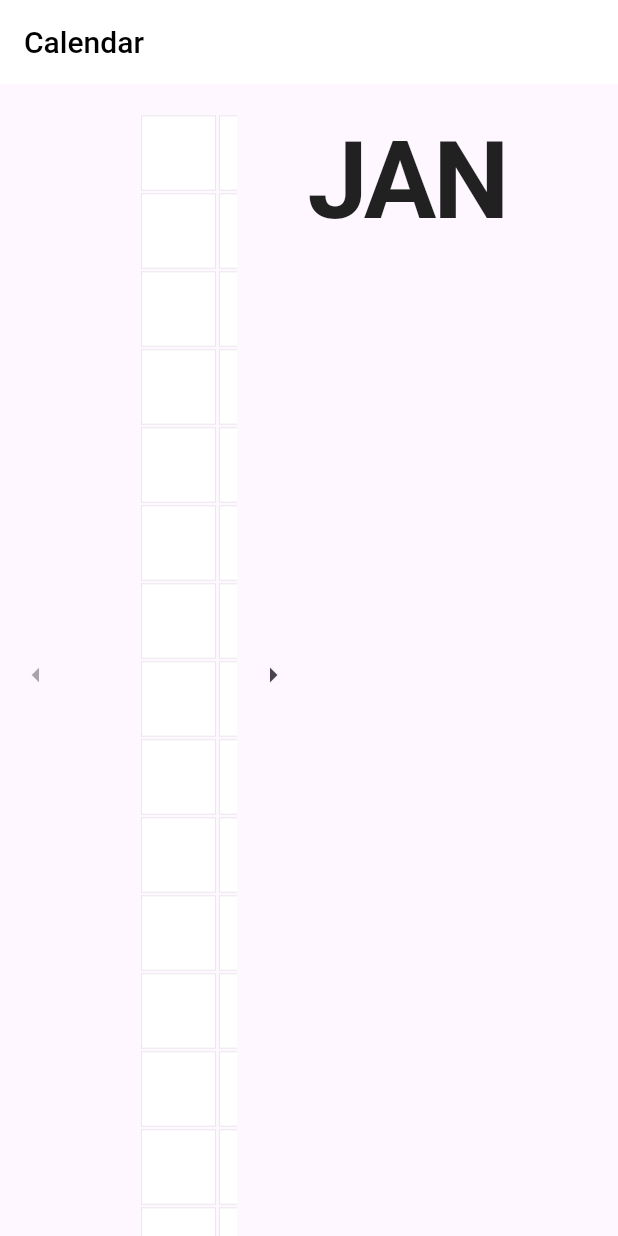
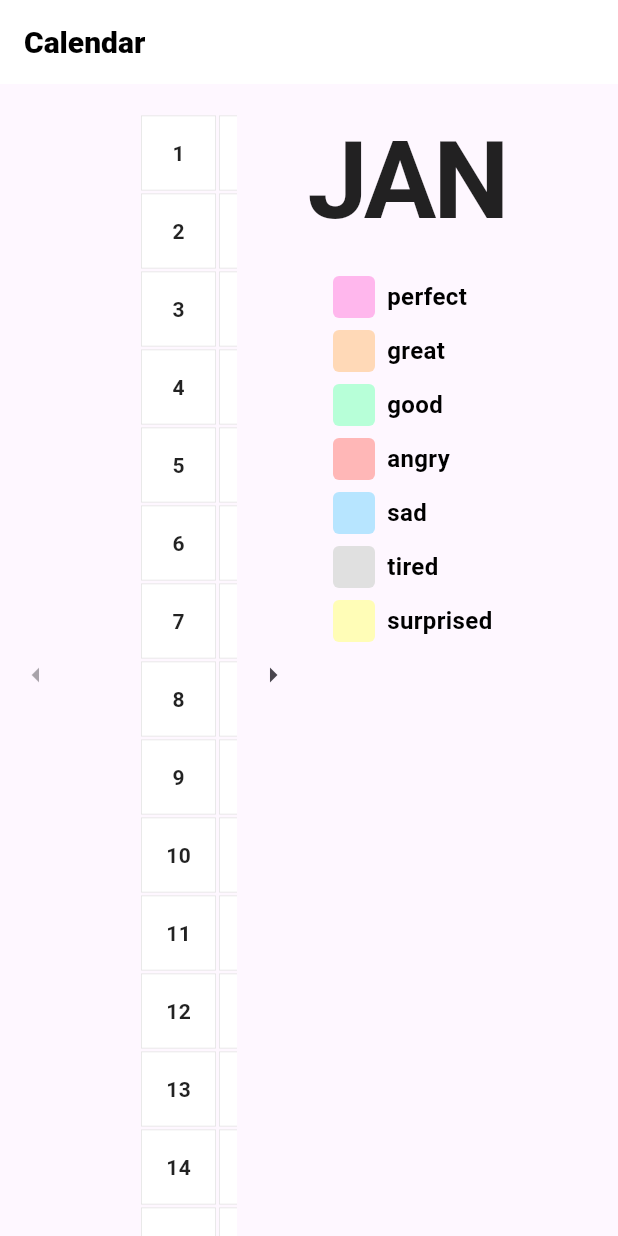
Before and after one commit to Batjimin/moodrecord, a Flutter app: the screen it shows after launch, on a phone screen of 412 x 824 dp. Run offline on Flutter 3.47's test engine with Material 3 defaults, Android fonts, the phone set to English and light mode, and no system bars; our stand-ins replace google_fonts.

Commit message:
감정 팔레트 완성

```diff
--- a/lib/pages/home_page.dart
+++ b/lib/pages/home_page.dart
@@ -16,6 +16,8 @@ class _MyHomePageState extends State<MyHomePage> {
   final double columnWidth = 50.0;
   final double sideMargin = 45.0;
   final DateTime _currentYear = DateTime.now();
+  Color? selectedMoodColor;
+  int selectedMonthIndex = 0;
 
   final List<String> months = [
     'JAN',
@@ -31,6 +33,16 @@ class _MyHomePageState extends State<MyHomePage> {
     'NOV',
     'DEC'
   ];
+
+  final Map<String, Color> moodColors = {
+    'perfect': const Color(0xFFFFB7ED), // 파스텔 핑크
+    'great': const Color(0xFFFFD9B7), // 파스텔 오렌지
+    'good': const Color(0xFFB7FFD8), // 파스텔 그린
+    'angry': const Color(0xFFFFB7B7), // 파스텔 레드
+    'sad': const Color(0xFFB7E5FF), // 파스텔 블루
+    'tired': const Color(0xFFE0E0E0), // 파스텔 그레이
+    'surprised': const Color(0xFFFFFDB7), // 파스텔 옐로우
+  };
 
   int _getDaysInMonth(int month) {
     return DateTime(_currentYear.year, month + 1, 0).day;
@@ -69,6 +81,53 @@ class _MyHomePageState extends State<MyHomePage> {
     });
   }
 
+  Widget _buildColorPalette() {
+    return Container(
+      margin: const EdgeInsets.only(left: 16),
+      child: Column(
+        crossAxisAlignment: CrossAxisAlignment.start,
+        children: moodColors.entries.map((entry) {
+          return Padding(
+            padding: const EdgeInsets.symmetric(vertical: 4),
+            child: GestureDetector(
+              onTap: () {
+                setState(() {
+                  selectedMoodColor = entry.value;
+                });
+              },
+              child: Row(
+                children: [
+                  Container(
+                    width: 28,
+                    height: 28,
+                    decoration: BoxDecoration(
+                      color: entry.value,
+                      borderRadius: BorderRadius.circular(4),
+                    ),
+                  ),
+                  const SizedBox(width: 8),
+                  Text(
+                    entry.key,
+                    style: const TextStyle(
+                      fontSize: 20,
+                      color: Colors.black,
+                      fontWeight: FontWeight.w800,
+                    ),
+                  ),
+                ],
+              ),
+            ),
+          );
+        }).toList(),
+      ),
+    );
+  }
+
+  bool _isToday(int row, int col) {
+    final now = DateTime.now();
+    return row + 1 == now.day && col == now.month - 1;
+  }
+
   @override
   Widget build(BuildContext context) {
     return Scaffold(
@@ -80,7 +139,7 @@ class _MyHomePageState extends State<MyHomePage> {
           style: TextStyle(
             color: Colors.black,
             fontSize: 20,
-            fontWeight: FontWeight.w500,
+            fontWeight: FontWeight.w800,
           ),
         ),
       ),
@@ -136,7 +195,31 @@ class _MyHomePageState extends State<MyHomePage> {
                                                           .withOpacity(0.3),
                                                       width: 0.5,
                                                     ),
-                                                    color: Colors.white,
+                                                    color: _isToday(row, col) &&
+                                                            selectedMoodColor !=
+                                                                null
+                                                        ? selectedMoodColor
+                                                        : Colors.white,
+                                                  )
+                                                : null,
+                                            child: isValidDay &&
+                                                    months[currentStartColumn] ==
+                                                        months[col]
+                                                ? Center(
+                                                    child: Text(
+                                                      '${row + 1}',
+                                                      style: TextStyle(
+                                                        color: _isToday(
+                                                                    row, col) &&
+                                                                selectedMoodColor !=
+                                                                    null
+                                                            ? Colors.white
+                                                            : Colors.black87,
+                                                        fontSize: 14,
+                                                        fontWeight:
+                                                            FontWeight.w600,
+                                                      ),
+                                                    ),
                                                   )
                                                 : null,
                                           ),
@@ -164,7 +247,10 @@ class _MyHomePageState extends State<MyHomePage> {
             ),
           ),
           Expanded(
-            child: Padding(
+            child: Column(
+              crossAxisAlignment: CrossAxisAlignment.start,
+              children: [
+                Padding(
                   padding: const EdgeInsets.fromLTRB(0, 28, 32, 0),
                   child: Text(
                     months[currentStartColumn],
@@ -176,6 +262,48 @@ class _MyHomePageState extends State<MyHomePage> {
                       letterSpacing: -2,
                     ),
                   ),
+                ),
+                const SizedBox(height: 24),
+                Container(
+                  margin: const EdgeInsets.only(left: 16),
+                  child: Column(
+                    crossAxisAlignment: CrossAxisAlignment.start,
+                    children: moodColors.entries.map((entry) {
+                      return Padding(
+                        padding: const EdgeInsets.symmetric(vertical: 4),
+                        child: GestureDetector(
+                          onTap: () {
+                            setState(() {
+                              selectedMoodColor = entry.value;
+                            });
+                          },
+                          child: Row(
+                            children: [
+                              Container(
+                                width: 28,
+                                height: 28,
+                                decoration: BoxDecoration(
+                                  color: entry.value,
+                                  borderRadius: BorderRadius.circular(4),
+                                ),
+                              ),
+                              const SizedBox(width: 8),
+                              Text(
+                                entry.key,
+                                style: const TextStyle(
+                                  fontSize: 16,
+                                  color: Colors.black,
+                                  fontWeight: FontWeight.w700,
+                                ),
+                              ),
+                            ],
+                          ),
+                        ),
+                      );
+                    }).toList(),
+                  ),
+                ),
+              ],
             ),
           ),
         ],
```
Lines whose indentation alone changed are shown as unchanged.
